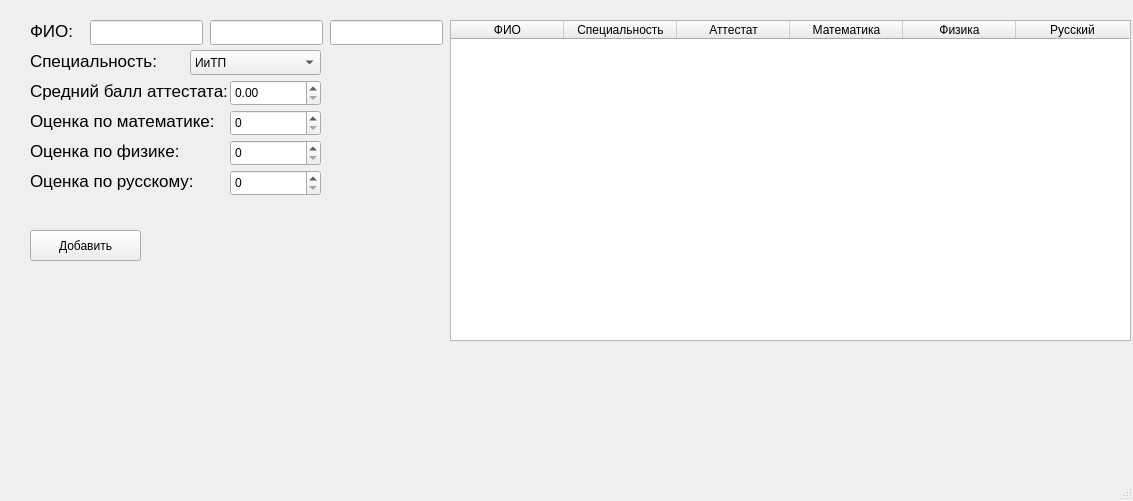
The window that Lab_2/Task_2/mainwindow.ui (HXPPY228/OAiP_Sem2) describes before a commit, drawn with Qt 5.
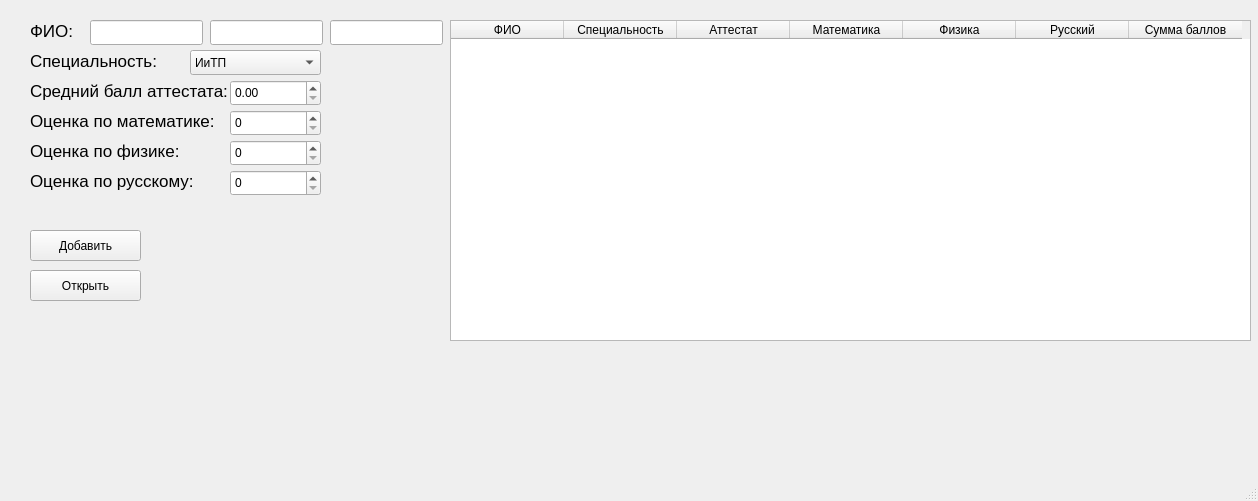
The same window after the commit.

Diff of the .ui file:
```diff
--- a/Lab_2/Task_2/mainwindow.ui
+++ b/Lab_2/Task_2/mainwindow.ui
@@ -6,7 +6,7 @@
    <rect>
     <x>0</x>
     <y>0</y>
-    <width>1133</width>
+    <width>1258</width>
     <height>501</height>
    </rect>
   </property>
@@ -233,7 +233,7 @@
      <rect>
       <x>450</x>
       <y>20</y>
-      <width>681</width>
+      <width>801</width>
       <height>321</height>
      </rect>
     </property>
@@ -276,6 +276,11 @@
       <string>Русский</string>
      </property>
     </column>
+    <column>
+     <property name="text">
+      <string>Сумма баллов</string>
+     </property>
+    </column>
    </widget>
    <widget class="QPushButton" name="pushButton_add">
     <property name="geometry">
@@ -290,6 +295,19 @@
      <string>Добавить</string>
     </property>
    </widget>
+   <widget class="QPushButton" name="pushButton_add_2">
+    <property name="geometry">
+     <rect>
+      <x>30</x>
+      <y>270</y>
+      <width>111</width>
+      <height>31</height>
+     </rect>
+    </property>
+    <property name="text">
+     <string>Открыть</string>
+    </property>
+   </widget>
   </widget>
   <widget class="QMenuBar" name="menubar">
    <property name="geometry">
```
Left out of the diff: 2 changed lines with no effect on the pictures.
